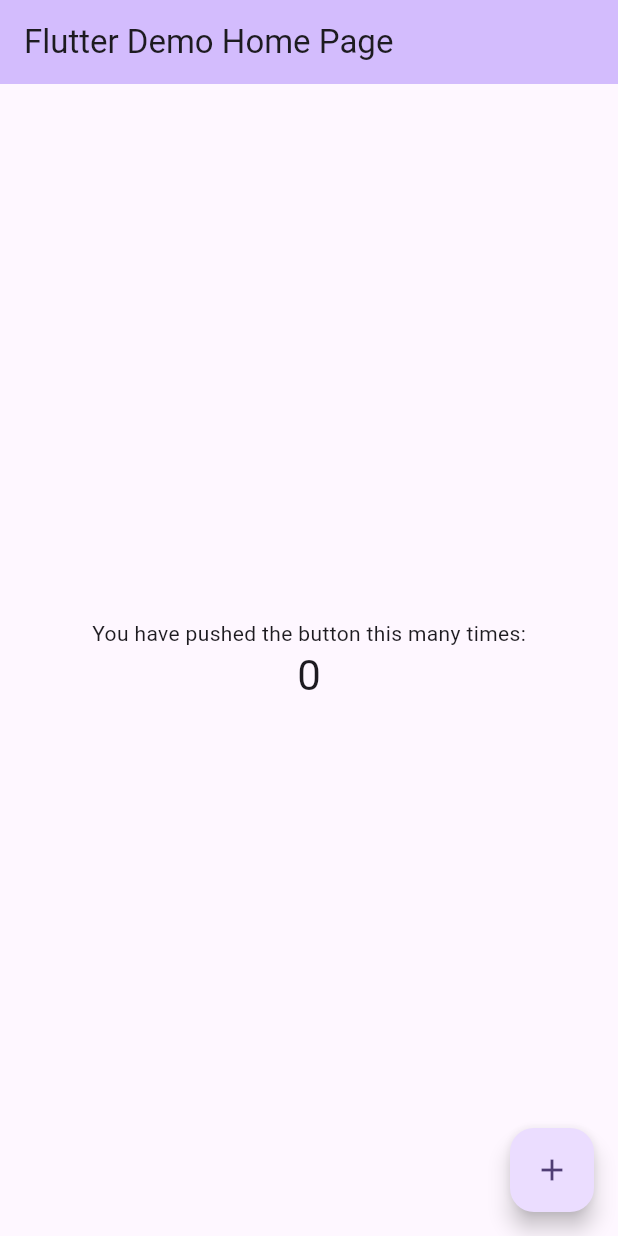
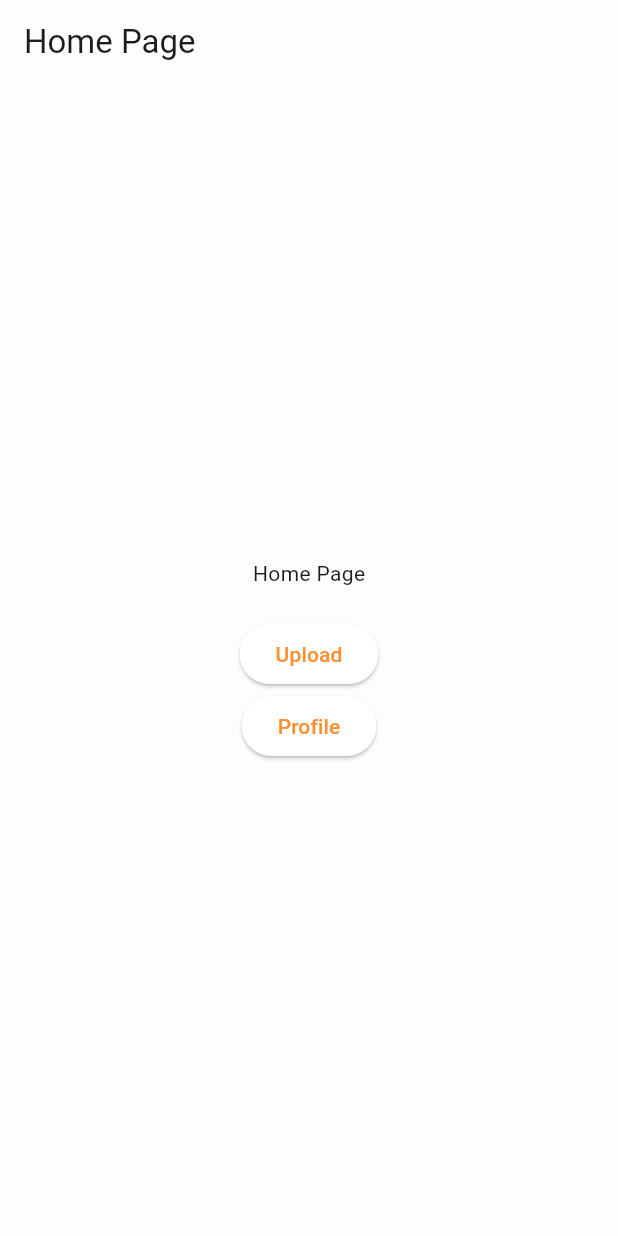
Before and after one commit to OSSteam6/Frontend, a Flutter app: the screen it shows after launch, on a phone screen of 412 x 824 dp. Run offline on Flutter 3.47's test engine with Material 3 defaults, Android fonts, the phone set to English and light mode, and no system bars; Roboto replaces fonts that are missing (Pretendard); project files that could hold a hidden picture were left out.

Commit message:
Init: page 이동 구현

```diff
--- /dev/null
+++ b/lib/constants/colors.dart
@@ -0,0 +1,13 @@
+import 'package:flutter/widgets.dart';
+
+class AppColors {
+  static const Color primary = Color(0xFFFE902F);
+  static const Color secondary = Color(0xFFFFAF36);
+  static const Color tertiary = Color(0xFFFFDB1C);
+  static const Color background = Color(0xFFFFFDFB);
+  static const Color font = Color(0xFF1C1C1E);
+  static const Color error = Color(0xFFD80000);
+  static const Color success = Color(0xFF1BAC04);
+  static const Color input = Color(0xFF9C9CA1);
+  static const Color underStroke = Color(0x80BDBDBD);
+}
--- a/lib/main.dart
+++ b/lib/main.dart
@@ -1,4 +1,6 @@
 import 'package:flutter/material.dart';
+import 'theme/theme.dart';
+import 'routes.dart';
 
 void main() {
   runApp(const MyApp());
@@ -7,116 +9,13 @@ void main() {
 class MyApp extends StatelessWidget {
   const MyApp({super.key});
 
-  // This widget is the root of your application.
   @override
   Widget build(BuildContext context) {
     return MaterialApp(
-      title: 'Flutter Demo',
-      theme: ThemeData(
-        // This is the theme of your application.
-        //
-        // TRY THIS: Try running your application with "flutter run". You'll see
-        // the application has a purple toolbar. Then, without quitting the app,
-        // try changing the seedColor in the colorScheme below to Colors.green
-        // and then invoke "hot reload" (save your changes or press the "hot
-        // reload" button in a Flutter-supported IDE, or press "r" if you used
-        // the command line to start the app).
-        //
-        // Notice that the counter didn't reset back to zero; the application
-        // state is not lost during the reload. To reset the state, use hot
-        // restart instead.
-        //
-        // This works for code too, not just values: Most code changes can be
-        // tested with just a hot reload.
-        colorScheme: ColorScheme.fromSeed(seedColor: Colors.deepPurple),
-      ),
-      home: const MyHomePage(title: 'Flutter Demo Home Page'),
+      title: 'Re:Find',
+      theme: appTheme,
+      onGenerateRoute: AppRoutes.generateRoute,
+      initialRoute: AppRoutes.home,
     );
   }
 }
-
-class MyHomePage extends StatefulWidget {
-  const MyHomePage({super.key, required this.title});
-
-  // This widget is the home page of your application. It is stateful, meaning
-  // that it has a State object (defined below) that contains fields that affect
-  // how it looks.
-
-  // This class is the configuration for the state. It holds the values (in this
-  // case the title) provided by the parent (in this case the App widget) and
-  // used by the build method of the State. Fields in a Widget subclass are
-  // always marked "final".
-
-  final String title;
-
-  @override
-  State<MyHomePage> createState() => _MyHomePageState();
-}
-
-class _MyHomePageState extends State<MyHomePage> {
-  int _counter = 0;
-
-  void _incrementCounter() {
-    setState(() {
-      // This call to setState tells the Flutter framework that something has
-      // changed in this State, which causes it to rerun the build method below
-      // so that the display can reflect the updated values. If we changed
-      // _counter without calling setState(), then the build method would not be
-      // called again, and so nothing would appear to happen.
-      _counter++;
-    });
-  }
-
-  @override
-  Widget build(BuildContext context) {
-    // This method is rerun every time setState is called, for instance as done
-    // by the _incrementCounter method above.
-    //
-    // The Flutter framework has been optimized to make rerunning build methods
-    // fast, so that you can just rebuild anything that needs updating rather
-    // than having to individually change instances of widgets.
-    return Scaffold(
-      appBar: AppBar(
-        // TRY THIS: Try changing the color here to a specific color (to
-        // Colors.amber, perhaps?) and trigger a hot reload to see the AppBar
-        // change color while the other colors stay the same.
-        backgroundColor: Theme.of(context).colorScheme.inversePrimary,
-        // Here we take the value from the MyHomePage object that was created by
-        // the App.build method, and use it to set our appbar title.
-        title: Text(widget.title),
-      ),
-      body: Center(
-        // Center is a layout widget. It takes a single child and positions it
-        // in the middle of the parent.
-        child: Column(
-          // Column is also a layout widget. It takes a list of children and
-          // arranges them vertically. By default, it sizes itself to fit its
-          // children horizontally, and tries to be as tall as its parent.
-          //
-          // Column has various properties to control how it sizes itself and
-          // how it positions its children. Here we use mainAxisAlignment to
-          // center the children vertically; the main axis here is the vertical
-          // axis because Columns are vertical (the cross axis would be
-          // horizontal).
-          //
-          // TRY THIS: Invoke "debug painting" (choose the "Toggle Debug Paint"
-          // action in the IDE, or press "p" in the console), to see the
-          // wireframe for each widget.
-          mainAxisAlignment: MainAxisAlignment.center,
-          children: <Widget>[
-            const Text('You have pushed the button this many times:'),
-            Text(
-              '$_counter',
-              style: Theme.of(context).textTheme.headlineMedium,
-            ),
-          ],
-        ),
-      ),
-      floatingActionButton: FloatingActionButton(
-        onPressed: _incrementCounter,
-        tooltip: 'Increment',
-        child: const Icon(Icons.add),
-      ), // This trailing comma makes auto-formatting nicer for build methods.
-    );
-  }
-}
--- a/lib/routes.dart
+++ b/lib/routes.dart
@@ -0,0 +1,53 @@
+import 'package:flutter/material.dart';
+import 'screens/home/home.dart';
+import 'screens/profile/profile.dart';
+import 'screens/upload/upload.dart';
+
+class AppRoutes {
+  static const String home = '/';
+  static const String login = '/login';
+  static const String register = '/register';
+  static const String profile = '/profile';
+  static const String settings = '/settings';
+  static const String about = '/about';
+  static const String upload = '/upload';
+
+  static Route<dynamic> generateRoute(RouteSettings settings) {
+    switch (settings.name) {
+      case home:
+        return MaterialPageRoute(builder: (_) => HomePage());
+      // case login:
+      //   return MaterialPageRoute(builder: (_) => LoginScreen());
+      // case register:
+      //   return MaterialPageRoute(builder: (_) => RegisterScreen());
+      case profile:
+        return MaterialPageRoute(builder: (_) => ProfilePage());
+      // case settings:
+      //   return MaterialPageRoute(builder: (_) => SettingsScreen());
+      // case about:
+      //   return MaterialPageRoute(builder: (_) => const AboutScreen());
+      case upload:
+        return MaterialPageRoute(builder: (_) => UploadPage());
+      default:
+        return MaterialPageRoute(
+          builder: (_) => const NotFoundScreen(),
+        );
+    }
+  }
+}
+
+class NotFoundScreen extends StatelessWidget {
+  const NotFoundScreen({Key? key}) : super(key: key);
+
+  @override
+  Widget build(BuildContext context) {
+    return Scaffold(
+      appBar: AppBar(
+        title: const Text('Page Not Found'),
+      ),
+      body: const Center(
+        child: Text('404 - Page Not Found'),
+      ),
+    );
+  }
+}
--- a/lib/screens/home/home.dart
+++ b/lib/screens/home/home.dart
@@ -0,0 +1,34 @@
+import 'package:flutter/material.dart';
+
+class HomePage extends StatelessWidget {
+//   final String title;
+  const HomePage({super.key});
+  @override
+  Widget build(BuildContext context) {
+    return Scaffold(
+        appBar: AppBar(
+            title: const Text('Home Page'),
+        ),
+        body: Center(child: Column(
+            mainAxisAlignment: MainAxisAlignment.center,
+            children: [
+                const Text('Home Page'),
+                const SizedBox(height: 20),
+                ElevatedButton(
+                    onPressed: () {
+                        Navigator.pushNamed(context, '/upload');
+                    },
+                    child: const Text('Upload'),
+                ),
+                ElevatedButton(
+                    onPressed: () {
+                        Navigator.pushNamed(context, '/profile');
+                    },
+                    child: const Text('Profile'),
+                ),
+            ],
+        ),)
+    );
+  }
+
+}
--- a/lib/screens/profile/profile.dart
+++ b/lib/screens/profile/profile.dart
@@ -0,0 +1,10 @@
+import 'package:flutter/material.dart';
+
+class ProfilePage extends StatelessWidget {
+//   final String title;
+  const ProfilePage({super.key});
+  @override
+  Widget build(BuildContext context) {
+    return Scaffold(body: Center(child: Text('Profile Page')));
+  }
+}
--- a/lib/screens/upload/upload.dart
+++ b/lib/screens/upload/upload.dart
@@ -0,0 +1,10 @@
+import 'package:flutter/material.dart';
+
+class UploadPage extends StatelessWidget {
+//   final String title;
+  const UploadPage({super.key});
+  @override
+  Widget build(BuildContext context) {
+    return Scaffold(body: Center(child: Text('Upload Page')));
+  }
+}
--- /dev/null
+++ b/lib/theme/theme.dart
@@ -0,0 +1,40 @@
+// lib/theme/theme.dart
+import 'package:flutter/material.dart';
+import '../constants/colors.dart';
+
+final ThemeData appTheme = ThemeData(
+  fontFamily: 'Pretendard',
+  textTheme: const TextTheme(
+    displayLarge: TextStyle(
+      fontSize: 32,
+      fontWeight: FontWeight.w700,
+      color: AppColors.font,
+    ),
+    displayMedium: TextStyle(
+      fontSize: 24,
+      fontWeight: FontWeight.w700,
+      color: AppColors.font,
+    ),
+    displaySmall: TextStyle(
+      fontSize: 20,
+      fontWeight: FontWeight.w700,
+      color: AppColors.font,
+    ),
+    headlineMedium: TextStyle(
+      fontSize: 18,
+      fontWeight: FontWeight.w700,
+      color: AppColors.font,
+    ),
+  ),
+  colorScheme: ColorScheme.fromSwatch().copyWith(
+    primary: AppColors.primary,
+    secondary: AppColors.secondary,
+    error: AppColors.error,
+    surface: AppColors.background,
+    onSurface: AppColors.font,
+    onError: AppColors.error,
+    onPrimary: AppColors.font,
+    onSecondary: AppColors.font,
+  ),
+  scaffoldBackgroundColor: AppColors.background,
+);
```
Also changed, not shown: pubspec.yaml (+10 -11 lines), assets/font/Pretendard-Thin.otf (added), 8 other files.
